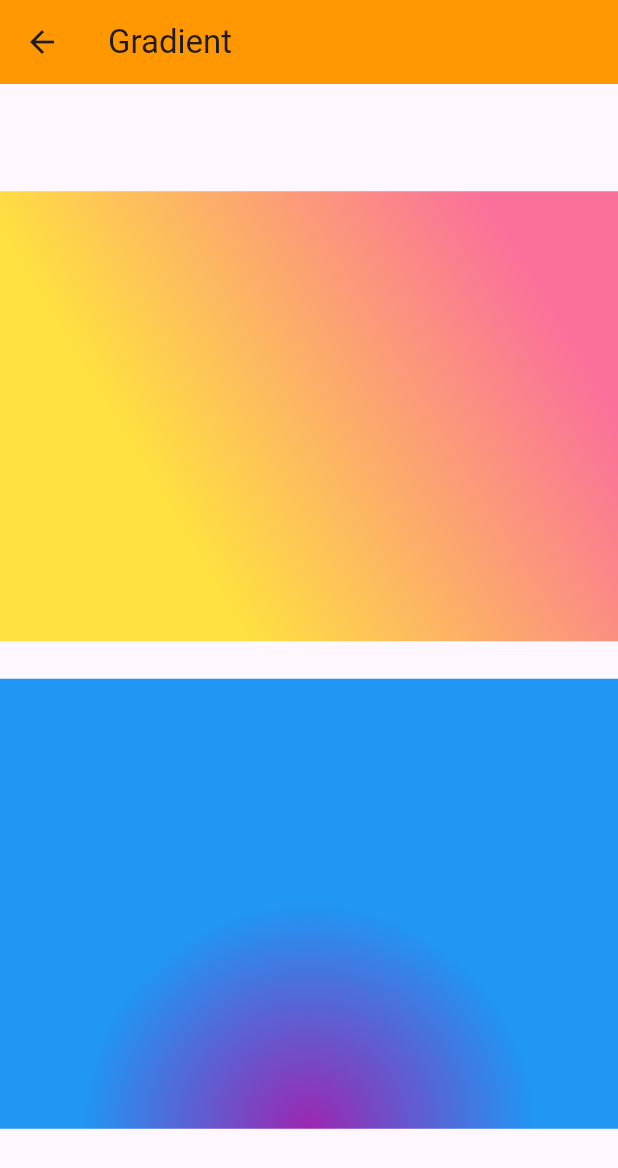
After one commit to thisisdishang/JourneyToFlutter, a Flutter app: the MyGradient screen opened directly, on a phone screen of 412 x 824 dp. The commit adds this screen. Shown: the top 1168 px of the screen. Run offline on Flutter 3.47's test engine with Material 3 defaults, Android fonts, the light colour scheme and no system bars; our stand-ins replace fluttertoast, font_awesome_flutter; network calls fail.

Commit message:
Implement LinearGradient and RadialGradient widget

```diff
--- /dev/null
+++ b/lib/MyGradient.dart
@@ -0,0 +1,51 @@
+import 'package:flutter/material.dart';
+
+class MyGradient extends StatelessWidget {
+  const MyGradient({super.key});
+
+  @override
+  Widget build(BuildContext context) {
+    return Scaffold(
+      appBar: AppBar(
+        title: Text('Gradient'),
+        backgroundColor: Colors.orange,
+      ),
+      body: Center(
+        child: Column(
+          mainAxisAlignment: MainAxisAlignment.center,
+          children: [
+            Container(
+              height: 300,
+              decoration: BoxDecoration(
+                gradient: LinearGradient(
+                  begin: FractionalOffset(1.0, 0.5),
+                  end: FractionalOffset(0.4, 1.0),
+                  colors: [
+                    Color(0xfffa709a),
+                    Color(0xfffee140),
+                  ],
+                ),
+              ),
+            ),
+            SizedBox(
+              height: 25,
+            ),
+            Container(
+              height: 300,
+              decoration: BoxDecoration(
+                gradient: RadialGradient(
+                  center: Alignment.bottomCenter,
+                  stops: [0.0, 1.5],
+                  colors: [
+                    Colors.purple,
+                    Colors.blue,
+                  ],
+                ),
+              ),
+            ),
+          ],
+        ),
+      ),
+    );
+  }
+}
--- a/lib/main.dart
+++ b/lib/main.dart
@@ -8,6 +8,7 @@ import 'package:journey_to_flutter/HeroAnimation.dart';
 import 'package:journey_to_flutter/ListWheelScrollView.dart';
 import 'package:journey_to_flutter/MyClipRRect.dart';
 import 'package:journey_to_flutter/MyConstrainedBox.dart';
+import 'package:journey_to_flutter/MyGradient.dart';
 import 'package:journey_to_flutter/MyRangeSlider.dart';
 import 'package:journey_to_flutter/MyRichText.dart';
 import 'package:journey_to_flutter/MySizebox.dart';
@@ -154,6 +155,17 @@ class _MyHomePageState extends State<MyHomePage> {
                   context,
                   MaterialPageRoute(
                     builder: (context) => HeroAnimation(),
+                  ),
+                );
+              },
+            ),
+            ListTile(
+              title: Center(child: const Text('Gradient')),
+              onTap: () {
+                Navigator.push(
+                  context,
+                  MaterialPageRoute(
+                    builder: (context) => MyGradient(),
                   ),
                 );
               },
```
Also changed, not shown: 1 other file.
